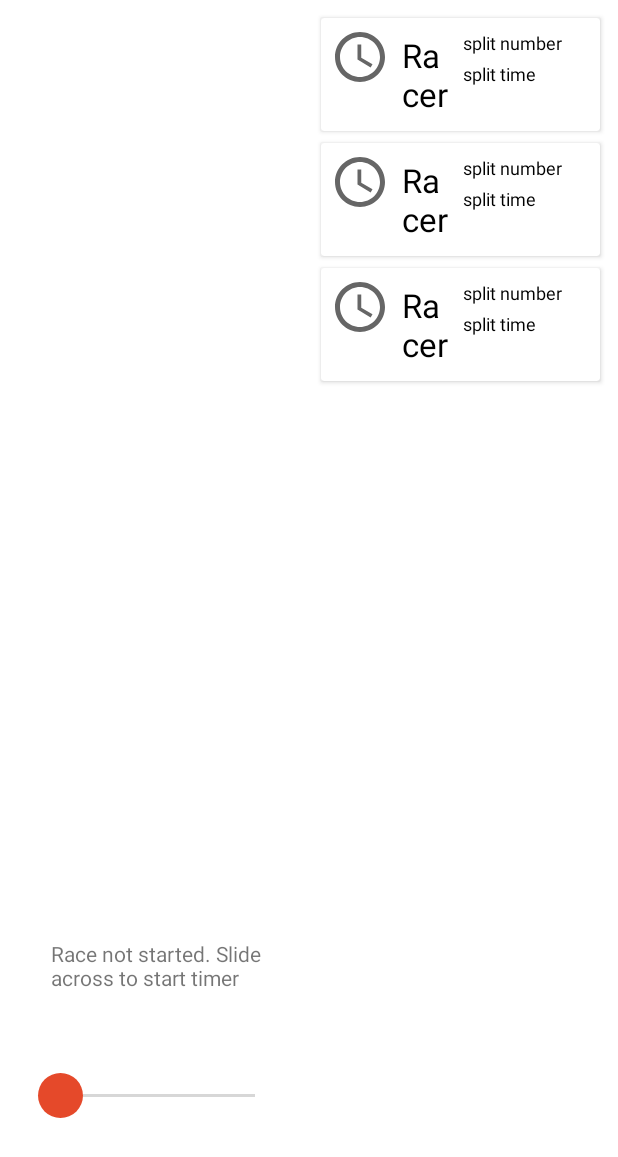
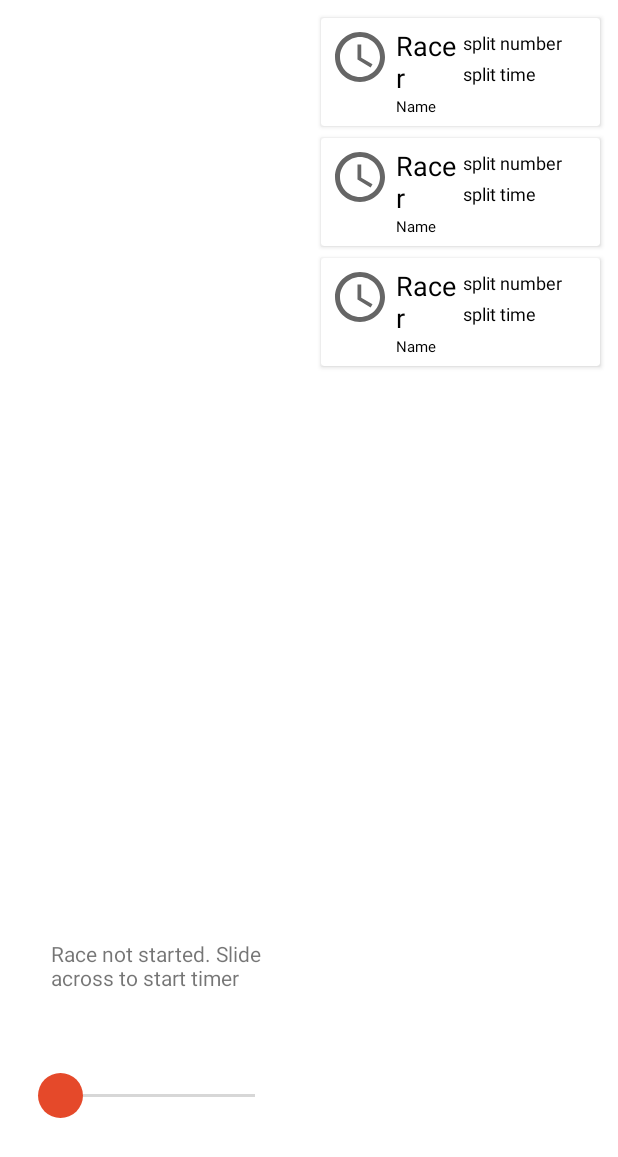
Before and after one commit to ronantkearney/race-splits, an Android app: the layout activity_main.xml on its own in the app's theme, with its tools: preview values and no code run, on a phone screen of 412 x 824 dp. Shown: the top 1157 px of the screen. Run offline under Robolectric (Android 15) with nearby library versions, the phone set to English and light mode, and no system bars.

Commit message:
More features

```diff
--- a/app/src/main/res/layout/card_item.xml
+++ b/app/src/main/res/layout/card_item.xml
@@ -30,18 +30,30 @@
                 android:layout_marginEnd="4dp"
                 android:src="@drawable/ic_time" />
 
+                <LinearLayout
+                    android:layout_width="match_parent"
+                    android:layout_height="wrap_content"
+                    android:layout_toRightOf="@id/imageview"
+                    android:orientation="vertical"
+                    android:layout_weight="1">
+
                 <TextView
                     android:id="@+id/textview1"
-                    android:layout_width="wrap_content"
+                    android:layout_width="match_parent"
                     android:layout_height="wrap_content"
-                    android:layout_marginStart="4dp"
-                    android:layout_marginTop="4dp"
-                    android:layout_marginEnd="4dp"
-                    android:layout_marginBottom="4dp"
-                    android:layout_toRightOf="@id/imageview"
                     android:text="Racer"
                     android:textColor="@color/black"
-                    android:textSize="22sp" />
+                    android:textSize="18sp" />
+
+                <TextView
+                    android:id="@+id/textview2"
+                    android:layout_width="match_parent"
+                    android:layout_height="wrap_content"
+                    android:text="Name"
+                    android:textColor="@color/black"
+                    android:textSize="10sp" />
+
+                </LinearLayout>
 
             </RelativeLayout>
 
@@ -52,7 +64,7 @@
             android:layout_weight="1">
 
             <TextView
-                android:id="@+id/textview2"
+                android:id="@+id/textview3"
                 android:layout_width="wrap_content"
                 android:layout_height="wrap_content"
                 android:layout_margin="2dp"
@@ -62,7 +74,7 @@
                 android:textSize="12sp"/>
 
             <TextView
-                android:id="@+id/textview3"
+                android:id="@+id/textview4"
                 android:layout_width="wrap_content"
                 android:layout_height="wrap_content"
                 android:layout_margin="2dp"
```
Also changed, not shown: app/src/main/java/com/racesplits/android/Adapter.java (+6 -2 lines), app/src/main/java/com/racesplits/android/MainActivity.java (+39 -1 lines), app/src/main/java/com/racesplits/android/Model.java (+10 -1 lines), app/src/main/java/com/racesplits/race/Race.java (+20 -0 lines), 1 other file.
